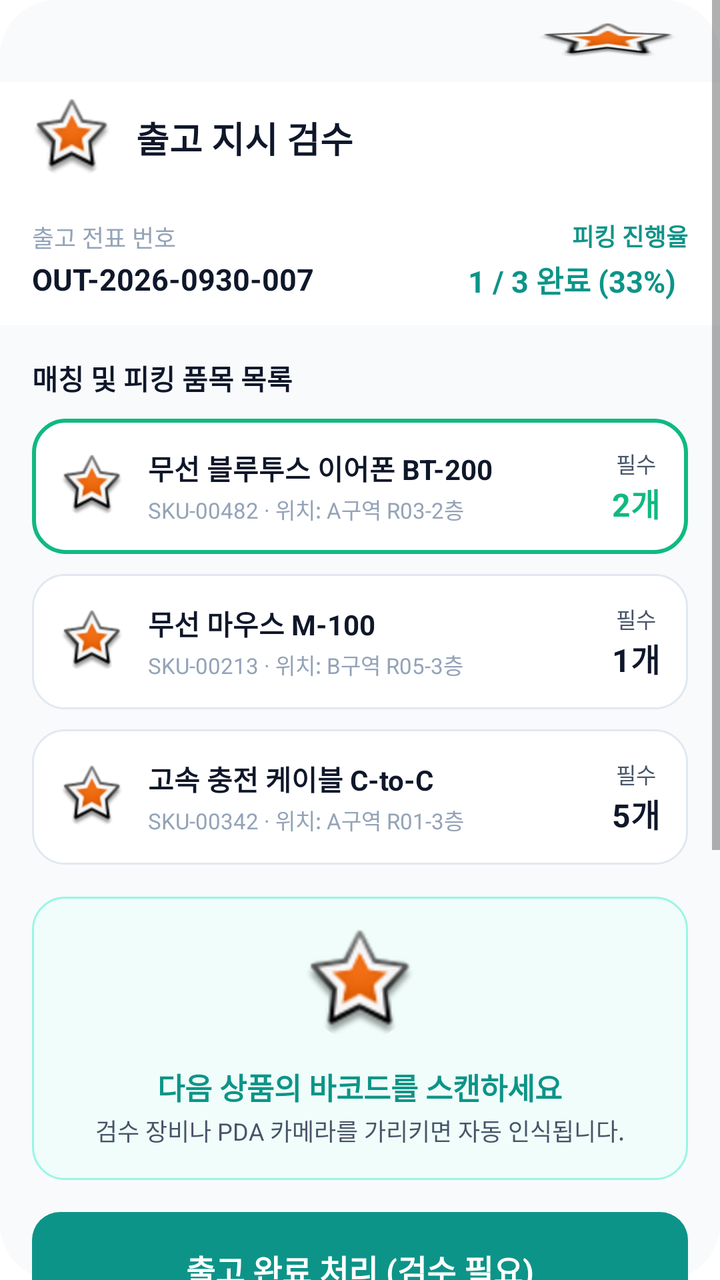
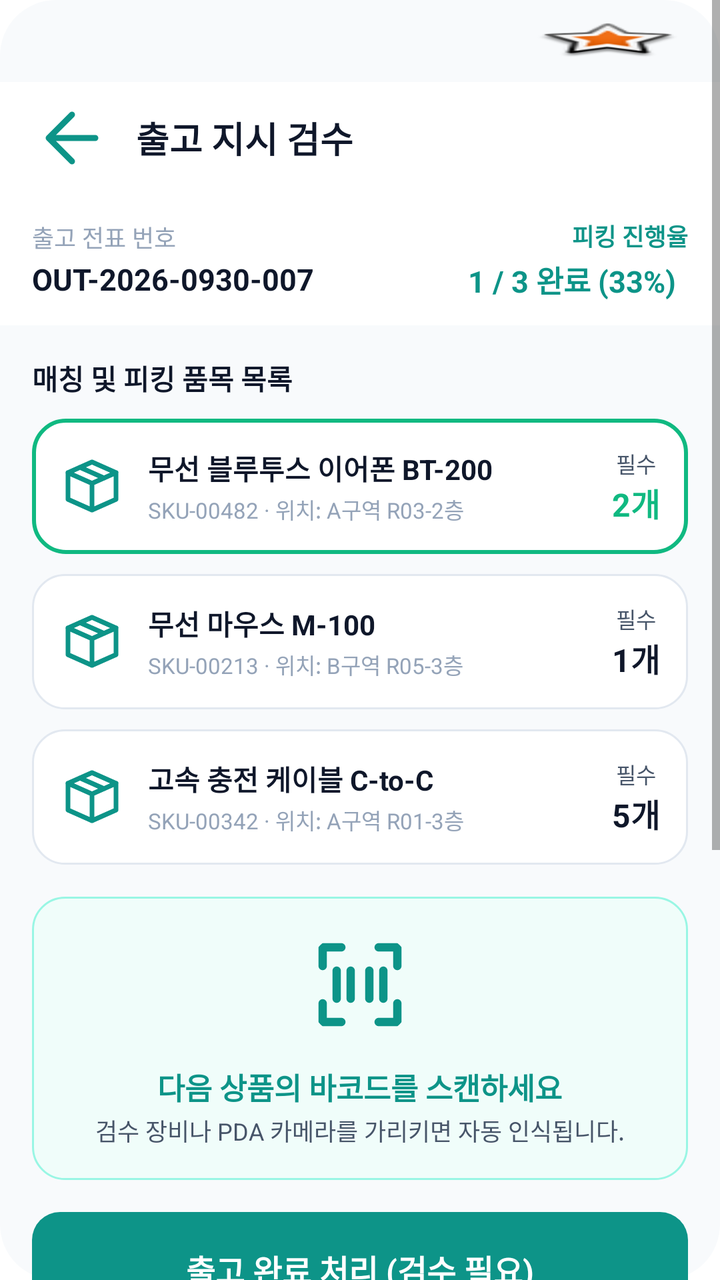

Compare the two renders of this Android layout. The source of the first and the diff that turns it into the second are given below.
<!-- AndroidManifest.xml: application theme Theme.MaterialComponents.DayNight.NoActionBar -->
<!-- res/layout/activity_outbound.xml -->
<LinearLayout 
	xmlns:android="http://schemas.android.com/apk/res/android"
	xmlns:tools="http://schemas.android.com/tools"
	xmlns:app="http://schemas.android.com/apk/res-auto"
	android:background="#FFFFFF"
	android:clipChildren="false"
	android:clipToPadding="false"
	android:orientation="vertical"
	android:layout_width="match_parent"
	android:layout_height="match_parent">
	<ScrollView 
		android:clipChildren="false"
		android:clipToPadding="false"
		android:id="@+id/rg9l3u9hlog"
		android:layout_width="match_parent"
		android:layout_height="wrap_content"
		android:layout_weight="1"
		android:background="@drawable/cr28bf8fafc">
		<LinearLayout
			android:layout_width="match_parent"
			android:layout_height="match_parent"
			android:clipChildren="false"
			android:clipToPadding="false"
			android:orientation="vertical">
			<LinearLayout
				android:id="@+id/rmgfwto4f5m"
				android:layout_width="match_parent"
				android:layout_height="wrap_content"
				android:layout_marginBottom="183dp"
				android:orientation="vertical">
				<LinearLayout
					android:id="@+id/roprjnbtnvra"
					android:layout_width="match_parent"
					android:layout_height="wrap_content"
					android:gravity="center_vertical"
					android:paddingVertical="11dp"
					android:paddingHorizontal="20dp"
					android:orientation="horizontal">
					<TextView
						android:id="@+id/rp2s3bkfvc5"
						android:textColor="#0F172A"
						android:textSize="14sp"
						android:textStyle="bold"
						android:layout_height="wrap_content"
						android:layout_width="wrap_content"
						android:text=""
					/>
					<View
						android:layout_width="0dp"
						android:layout_height="0dp"
						android:layout_weight="1"
					 />
					<ImageView
						android:id="@+id/ry7xnxvpctk"
						android:layout_width="72dp"
						android:layout_height="18dp"
						android:src="@android:drawable/star_big_on"
						android:scaleType="fitXY"
					/>
				</LinearLayout>
				<LinearLayout
					android:id="@+id/rinw3oe9e99h"
					android:layout_width="match_parent"
					android:layout_height="wrap_content"
					android:gravity="center_vertical"
					android:background="#FFFFFF"
					android:paddingVertical="8dp"
					android:paddingLeft="16dp"
					android:orientation="horizontal">
					<com.google.android.material.imageview.ShapeableImageView
						android:id="@+id/rep2pggs7s9"
						app:shapeAppearanceOverlay="@style/cr20"
						android:layout_width="40dp"
						android:layout_height="40dp"
						android:layout_marginEnd="12dp"
						android:src="@android:drawable/star_big_on"
						android:scaleType="fitXY"
					/>
					<TextView
						android:id="@+id/rhe13sk1qzqr"
						android:textColor="#0F172A"
						android:textSize="18sp"
						android:textStyle="bold"
						android:layout_height="wrap_content"
						android:layout_width="wrap_content"
						android:text="출고 지시 검수"
					/>
				</LinearLayout>
				<LinearLayout
					android:id="@+id/r6m48idew5y"
					android:layout_width="match_parent"
					android:layout_height="wrap_content"
					android:gravity="center_vertical"
					android:background="#FFFFFF"
					android:paddingVertical="12dp"
					android:paddingHorizontal="16dp"
					android:orientation="horizontal">
					<LinearLayout
						android:id="@+id/rjndf5sxx9d"
						android:layout_width="wrap_content"
						android:layout_height="wrap_content"
						android:orientation="vertical">
						<TextView
							android:id="@+id/r4y523k6o6mj"
							android:textColor="#94A3B8"
							android:textSize="12sp"
							android:layout_marginBottom="2dp"
							android:layout_marginEnd="94dp"
							android:layout_height="wrap_content"
							android:layout_width="wrap_content"
							android:text="출고 전표 번호"
						/>
						<TextView
							android:id="@+id/r9t8qxi7kf3h"
							android:textColor="#0F172A"
							android:textSize="15sp"
							android:textStyle="bold"
							android:layout_height="wrap_content"
							android:layout_width="wrap_content"
							android:text="OUT-2026-0930-007"
						/>
					</LinearLayout>
					<View
						android:layout_width="0dp"
						android:layout_height="0dp"
						android:layout_weight="1"
					 />
					<LinearLayout
						android:id="@+id/rmenn3w193rb"
						android:layout_width="wrap_content"
						android:layout_height="wrap_content"
						android:orientation="vertical">
						<TextView
							android:id="@+id/r6j34glpydel"
							android:textColor="#0D9488"
							android:textSize="12sp"
							android:textStyle="bold"
							android:layout_marginBottom="2dp"
							android:layout_marginStart="52dp"
							android:layout_height="wrap_content"
							android:layout_width="wrap_content"
							android:text="피킹 진행율"
						/>
						<TextView
							android:id="@+id/r7xhv0u114x"
							android:textColor="#0D9488"
							android:textSize="15sp"
							android:textStyle="bold"
							android:layout_height="wrap_content"
							android:layout_width="wrap_content"
							android:text="1 / 3 완료 (33%)"
						/>
					</LinearLayout>
				</LinearLayout>
				<LinearLayout
					android:id="@+id/rk4tu0szqe1"
					android:layout_width="match_parent"
					android:layout_height="wrap_content"
					android:padding="16dp"
					android:orientation="vertical">
					<LinearLayout
						android:id="@+id/r3by928kzlqm"
						android:layout_width="match_parent"
						android:layout_height="wrap_content"
						android:layout_marginBottom="16dp"
						android:orientation="vertical">
						<TextView
							android:id="@+id/rc86fzei8una"
							android:textColor="#0F172A"
							android:textSize="14sp"
							android:textStyle="bold"
							android:layout_marginBottom="10dp"
							android:layout_height="wrap_content"
							android:layout_width="wrap_content"
							android:text="매칭 및 피킹 품목 목록"
						/>
						<LinearLayout
							android:id="@+id/r5igq6j590t8"
							android:layout_width="match_parent"
							android:layout_height="wrap_content"
							android:gravity="center_vertical"
							android:background="@drawable/s10b981sw2cr16bffffff"
							android:padding="14dp"
							android:layout_marginBottom="10dp"
							android:orientation="horizontal">
							<com.google.android.material.imageview.ShapeableImageView
								android:id="@+id/r1v53u96tfpeh"
								app:shapeAppearanceOverlay="@style/cr16"
								android:layout_width="32dp"
								android:layout_height="32dp"
								android:layout_marginEnd="12dp"
								android:src="@android:drawable/star_big_on"
								android:scaleType="fitXY"
							/>
							<LinearLayout
								android:id="@+id/r1kpvqetrij7"
								android:layout_width="0dp"
								android:layout_height="wrap_content"
								android:layout_weight="1"
								android:layout_marginEnd="12dp"
								android:orientation="vertical">
								<TextView
									android:id="@+id/r3xsv3gv72oe"
									android:textColor="#0F172A"
									android:textSize="14sp"
									android:textStyle="bold"
									android:layout_marginBottom="2dp"
									android:layout_height="wrap_content"
									android:layout_width="wrap_content"
									android:text="무선 블루투스 이어폰 BT-200"
								/>
								<TextView
									android:id="@+id/r8eouvwtwrv5"
									android:textColor="#94A3B8"
									android:textSize="11sp"
									android:layout_height="wrap_content"
									android:layout_width="wrap_content"
									android:text="SKU-00482 · 위치: A구역 R03-2층"
								/>
							</LinearLayout>
							<LinearLayout
								android:id="@+id/rtgae1ok4pr7"
								android:layout_width="wrap_content"
								android:layout_height="wrap_content"
								android:gravity="center_horizontal"
								android:orientation="vertical">
								<TextView
									android:id="@+id/rrkp1vz65mgh"
									android:textColor="#475569"
									android:textSize="11sp"
									android:layout_height="wrap_content"
									android:layout_width="wrap_content"
									android:text="필수"
								/>
								<TextView
									android:id="@+id/rgxohgzo0xq5"
									android:textColor="#10B981"
									android:textSize="16sp"
									android:textStyle="bold"
									android:layout_height="wrap_content"
									android:layout_width="wrap_content"
									android:text="2개"
								/>
							</LinearLayout>
						</LinearLayout>
						<LinearLayout
							android:id="@+id/r2qsurayx20a"
							android:layout_width="match_parent"
							android:layout_height="wrap_content"
							android:gravity="center_vertical"
							android:background="@drawable/se2e8f0sw1cr16bffffff"
							android:padding="14dp"
							android:layout_marginBottom="10dp"
							android:orientation="horizontal">
							<com.google.android.material.imageview.ShapeableImageView
								android:id="@+id/r6hug2nahgfo"
								app:shapeAppearanceOverlay="@style/cr16"
								android:layout_width="32dp"
								android:layout_height="32dp"
								android:layout_marginEnd="12dp"
								android:src="@android:drawable/star_big_on"
								android:scaleType="fitXY"
							/>
							<LinearLayout
								android:id="@+id/rzvgrivb2wpg"
								android:layout_width="0dp"
								android:layout_height="wrap_content"
								android:layout_weight="1"
								android:layout_marginEnd="12dp"
								android:orientation="vertical">
								<TextView
									android:id="@+id/rznlopo00egl"
									android:textColor="#0F172A"
									android:textSize="14sp"
									android:textStyle="bold"
									android:layout_marginBottom="2dp"
									android:layout_height="wrap_content"
									android:layout_width="wrap_content"
									android:text="무선 마우스 M-100"
								/>
								<TextView
									android:id="@+id/rq3uvyoipodo"
									android:textColor="#94A3B8"
									android:textSize="11sp"
									android:layout_height="wrap_content"
									android:layout_width="wrap_content"
									android:text="SKU-00213 · 위치: B구역 R05-3층"
								/>
							</LinearLayout>
							<LinearLayout
								android:id="@+id/r3kcqw3s938t"
								android:layout_width="wrap_content"
								android:layout_height="wrap_content"
								android:gravity="center_horizontal"
								android:orientation="vertical">
								<TextView
									android:id="@+id/rc0pni03fu49"
									android:textColor="#475569"
									android:textSize="11sp"
									android:layout_height="wrap_content"
									android:layout_width="wrap_content"
									android:text="필수"
								/>
								<TextView
									android:id="@+id/remjj393zhbo"
									android:textColor="#0F172A"
									android:textSize="16sp"
									android:textStyle="bold"
									android:layout_height="wrap_content"
									android:layout_width="wrap_content"
									android:text="1개"
								/>
							</LinearLayout>
						</LinearLayout>
						<LinearLayout
							android:id="@+id/rwa1759xghep"
							android:layout_width="match_parent"
							android:layout_height="wrap_content"
							android:gravity="center_vertical"
							android:background="@drawable/se2e8f0sw1cr16bffffff"
							android:padding="14dp"
							android:orientation="horizontal">
							<com.google.android.material.imageview.ShapeableImageView
								android:id="@+id/r5lof4r5ar9x"
								app:shapeAppearanceOverlay="@style/cr16"
								android:layout_width="32dp"
								android:layout_height="32dp"
								android:layout_marginEnd="12dp"
								android:src="@android:drawable/star_big_on"
								android:scaleType="fitXY"
							/>
							<LinearLayout
								android:id="@+id/r1em6qvbjngh"
								android:layout_width="0dp"
								android:layout_height="wrap_content"
								android:layout_weight="1"
								android:layout_marginEnd="12dp"
								android:orientation="vertical">
								<TextView
									android:id="@+id/rkeemg9jgpz"
									android:textColor="#0F172A"
									android:textSize="14sp"
									android:textStyle="bold"
									android:layout_marginBottom="2dp"
									android:layout_height="wrap_content"
									android:layout_width="wrap_content"
									android:text="고속 충전 케이블 C-to-C"
								/>
								<TextView
									android:id="@+id/rwrvk5c1kayb"
									android:textColor="#94A3B8"
									android:textSize="11sp"
									android:layout_height="wrap_content"
									android:layout_width="wrap_content"
									android:text="SKU-00342 · 위치: A구역 R01-3층"
								/>
							</LinearLayout>
							<LinearLayout
								android:id="@+id/rxln636flgrd"
								android:layout_width="wrap_content"
								android:layout_height="wrap_content"
								android:gravity="center_horizontal"
								android:orientation="vertical">
								<TextView
									android:id="@+id/r0utunyeec5n"
									android:textColor="#475569"
									android:textSize="11sp"
									android:layout_height="wrap_content"
									android:layout_width="wrap_content"
									android:text="필수"
								/>
								<TextView
									android:id="@+id/r1lw4su3s2eh"
									android:textColor="#0F172A"
									android:textSize="16sp"
									android:textStyle="bold"
									android:layout_height="wrap_content"
									android:layout_width="wrap_content"
									android:text="5개"
								/>
							</LinearLayout>
						</LinearLayout>
					</LinearLayout>
					<LinearLayout
						android:id="@+id/rp108rvp1umq"
						android:layout_width="match_parent"
						android:layout_height="wrap_content"
						android:gravity="center_horizontal"
						android:background="@drawable/s99f6e4sw1cr16bf0fdfa"
						android:paddingVertical="16dp"
						android:layout_marginBottom="16dp"
						android:orientation="vertical">
						<com.google.android.material.imageview.ShapeableImageView
							android:id="@+id/rd65dghpoomg"
							app:shapeAppearanceOverlay="@style/cr28"
							android:layout_width="56dp"
							android:layout_height="56dp"
							android:layout_marginBottom="12dp"
							android:src="@android:drawable/star_big_on"
							android:scaleType="fitXY"
						/>
						<LinearLayout
							android:id="@+id/r6vm5pvxvfli"
							android:layout_width="wrap_content"
							android:layout_height="wrap_content"
							android:gravity="center_horizontal"
							android:orientation="vertical">
							<TextView
								android:id="@+id/ros9dm5rio8"
								android:textColor="#0D9488"
								android:textSize="15sp"
								android:textStyle="bold"
								android:layout_marginBottom="2dp"
								android:layout_height="wrap_content"
								android:layout_width="wrap_content"
								android:text="다음 상품의 바코드를 스캔하세요"
							/>
							<TextView
								android:id="@+id/rs76ns4ilwt"
								android:textColor="#475569"
								android:textSize="12sp"
								android:layout_height="wrap_content"
								android:layout_width="wrap_content"
								android:text="검수 장비나 PDA 카메라를 가리키면 자동 인식됩니다."
							/>
						</LinearLayout>
					</LinearLayout>
					<LinearLayout
						android:id="@+id/rvvvv7svavpf"
						android:layout_width="match_parent"
						android:layout_height="wrap_content"
						android:gravity="center_horizontal"
						android:orientation="vertical">
						<LinearLayout
							android:id="@+id/rgctjrpsbkzw"
							android:layout_width="match_parent"
							android:layout_height="wrap_content"
							android:gravity="center_horizontal"
							android:background="@drawable/cr14b0d9488"
							android:paddingVertical="17dp"
							android:layout_marginBottom="8dp"
							android:clickable="true"
							android:focusable="true"
							android:orientation="vertical">
							<TextView
								android:id="@+id/rijwhiaw1zu"
								android:textColor="#FFFFFF"
								android:textSize="16sp"
								android:textStyle="bold"
								android:layout_height="wrap_content"
								android:layout_width="wrap_content"
								android:text="출고 완료 처리 (검수 필요)"
							/>
						</LinearLayout>
						<TextView
							android:id="@+id/r5u1hlie2a0o"
							android:textColor="#94A3B8"
							android:textSize="12sp"
							android:layout_height="wrap_content"
							android:layout_width="wrap_content"
							android:text="모든 품목의 바코드 매칭 검수가 완료되면 활성화됩니다."
						/>
					</LinearLayout>
				</LinearLayout>
			</LinearLayout>
			<RelativeLayout
				android:id="@+id/r7lz6vyurchs"
				android:layout_width="match_parent"
				android:layout_height="wrap_content"
				android:clipChildren="false"
				android:clipToPadding="false"
				>
				<LinearLayout
					android:layout_width="match_parent"
					android:layout_height="wrap_content"
					android:clipChildren="false"
					android:clipToPadding="false"
					android:orientation="vertical">
					<LinearLayout
						android:id="@+id/rr9lzev3tmv"
						android:layout_width="match_parent"
						android:layout_height="wrap_content"
						android:background="#FFFFFF"
						android:paddingHorizontal="12dp"
						android:orientation="horizontal">
						<ImageView
							android:id="@+id/rupecyf80hng"
							android:layout_width="0dp"
							android:layout_height="52dp"
							android:layout_weight="1"
							android:layout_marginVertical="12dp"
							android:layout_marginEnd="44dp"
							android:src="@android:drawable/star_big_on"
							android:scaleType="fitXY"
						/>
						<LinearLayout
							android:id="@+id/rjw1ckivpyn"
							android:layout_width="0dp"
							android:layout_height="wrap_content"
							android:layout_weight="1"
							android:gravity="center_horizontal"
							android:paddingVertical="6dp"
							android:layout_marginTop="12dp"
							android:layout_marginEnd="11dp"
							android:orientation="vertical">
							<ImageView
								android:id="@+id/rekv9uq0l63"
								android:layout_width="22dp"
								android:layout_height="22dp"
								android:layout_marginBottom="4dp"
								android:src="@android:drawable/star_big_on"
								android:scaleType="fitXY"
							/>
							<TextView
								android:id="@+id/re72xrujssnw"
								android:textColor="#475569"
								android:textSize="11sp"
								android:layout_height="wrap_content"
								android:layout_width="wrap_content"
								android:text="재고"
							/>
						</LinearLayout>
						<TextView
							android:id="@+id/rql1c1xivai"
							android:textColor="#0D9488"
							android:textSize="11sp"
							android:textStyle="bold"
							android:layout_marginTop="40dp"
							android:layout_marginEnd="13dp"
							android:layout_height="wrap_content"
							android:layout_width="wrap_content"
							android:text="스캔"
						/>
						<LinearLayout
							android:id="@+id/r54ce1bp910u"
							android:layout_width="0dp"
							android:layout_height="wrap_content"
							android:layout_weight="1"
							android:gravity="center_horizontal"
							android:paddingVertical="6dp"
							android:layout_marginTop="12dp"
							android:layout_marginEnd="44dp"
							android:orientation="vertical">
							<ImageView
								android:id="@+id/rzc8j53k4txk"
								android:layout_width="22dp"
								android:layout_height="22dp"
								android:layout_marginBottom="4dp"
								android:src="@android:drawable/star_big_on"
								android:scaleType="fitXY"
							/>
							<TextView
								android:id="@+id/r9cn57bmo234"
								android:textColor="#0D9488"
								android:textSize="11sp"
								android:textStyle="bold"
								android:layout_height="wrap_content"
								android:layout_width="wrap_content"
								android:text="작업"
							/>
						</LinearLayout>
						<LinearLayout
							android:id="@+id/rd76lyutvd04"
							android:layout_width="0dp"
							android:layout_height="wrap_content"
							android:layout_weight="1"
							android:gravity="center_horizontal"
							android:paddingVertical="6dp"
							android:layout_marginTop="12dp"
							android:orientation="vertical">
							<ImageView
								android:id="@+id/r5uucu5qjq35"
								android:layout_width="22dp"
								android:layout_height="22dp"
								android:layout_marginBottom="4dp"
								android:src="@android:drawable/star_big_on"
								android:scaleType="fitXY"
							/>
							<TextView
								android:id="@+id/rbmxmzy5lnb"
								android:textColor="#475569"
								android:textSize="11sp"
								android:layout_height="wrap_content"
								android:layout_width="wrap_content"
								android:text="더보기"
							/>
						</LinearLayout>
					</LinearLayout>
				</LinearLayout>
				<LinearLayout
					android:id="@+id/rb6kxrsr42q"
					android:layout_marginTop="-17dp"
					android:layout_width="wrap_content"
					android:layout_height="wrap_content"
					android:layout_centerHorizontal="true"
					android:gravity="center_horizontal"
					android:clipChildren="false"
					android:clipToPadding="false"
					android:orientation="vertical">
					<com.google.android.material.imageview.ShapeableImageView
						android:id="@+id/rh36zxy9qo29"
						app:shapeAppearanceOverlay="@style/cr29"
						android:layout_width="58dp"
						android:layout_height="58dp"
						android:src="@android:drawable/star_big_on"
						android:scaleType="fitXY"
					/>
				</LinearLayout>
			</RelativeLayout>
		</LinearLayout>
	</ScrollView>
</LinearLayout>
<!-- resources referenced by this layout -->
<resources>
  <style name="cr16">
  		<item name="cornerSize">16dp</item>
  	</style>
  <style name="cr20">
  		<item name="cornerSize">20dp</item>
  	</style>
  <style name="cr28">
  		<item name="cornerSize">28dp</item>
  	</style>
  <style name="cr29">
  		<item name="cornerSize">29dp</item>
  	</style>
  <!-- unchanged entries left out for length: 5 -->
</resources>

<!-- the commit's change to res/layout/activity_outbound.xml (unified diff, before → after) -->
@@ -73,8 +73,8 @@
 						android:layout_width="40dp"
 						android:layout_height="40dp"
 						android:layout_marginEnd="12dp"
-						android:src="@android:drawable/star_big_on"
-						android:scaleType="fitXY"
+						android:src="@drawable/ic_inven_back"
+						android:scaleType="fitCenter"
 					/>
 					<TextView
 						android:id="@+id/rhe13sk1qzqr"
@@ -189,8 +189,8 @@
 								android:layout_width="32dp"
 								android:layout_height="32dp"
 								android:layout_marginEnd="12dp"
-								android:src="@android:drawable/star_big_on"
-								android:scaleType="fitXY"
+								android:src="@drawable/ic_inven_inventory"
+								android:scaleType="fitCenter"
 							/>
 							<LinearLayout
 								android:id="@+id/r1kpvqetrij7"
@@ -258,8 +258,8 @@
 								android:layout_width="32dp"
 								android:layout_height="32dp"
 								android:layout_marginEnd="12dp"
-								android:src="@android:drawable/star_big_on"
-								android:scaleType="fitXY"
+								android:src="@drawable/ic_inven_inventory"
+								android:scaleType="fitCenter"
 							/>
 							<LinearLayout
 								android:id="@+id/rzvgrivb2wpg"
@@ -326,8 +326,8 @@
 								android:layout_width="32dp"
 								android:layout_height="32dp"
 								android:layout_marginEnd="12dp"
-								android:src="@android:drawable/star_big_on"
-								android:scaleType="fitXY"
+								android:src="@drawable/ic_inven_inventory"
+								android:scaleType="fitCenter"
 							/>
 							<LinearLayout
 								android:id="@+id/r1em6qvbjngh"
@@ -396,8 +396,8 @@
 							android:layout_width="56dp"
 							android:layout_height="56dp"
 							android:layout_marginBottom="12dp"
-							android:src="@android:drawable/star_big_on"
-							android:scaleType="fitXY"
+							android:src="@drawable/ic_inven_barcode"
+							android:scaleType="fitCenter"
 						/>
 						<LinearLayout
 							android:id="@+id/r6vm5pvxvfli"
@@ -483,15 +483,21 @@
 						android:background="#FFFFFF"
 						android:paddingHorizontal="12dp"
 						android:orientation="horizontal">
-						<ImageView
+						<TextView
 							android:id="@+id/rupecyf80hng"
 							android:layout_width="0dp"
 							android:layout_height="52dp"
 							android:layout_weight="1"
 							android:layout_marginVertical="12dp"
 							android:layout_marginEnd="44dp"
-							android:src="@android:drawable/star_big_on"
-							android:scaleType="fitXY"
+							android:gravity="center"
+							android:paddingVertical="5dp"
+							android:drawableTop="@drawable/ic_inven_home"
+							android:drawableTint="#475569"
+							android:drawablePadding="3dp"
+							android:text="홈"
+							android:textSize="11sp"
+							android:textColor="#475569"
 						/>
 						<LinearLayout
 							android:id="@+id/rjw1ckivpyn"
@@ -508,8 +514,9 @@
 								android:layout_width="22dp"
 								android:layout_height="22dp"
 								android:layout_marginBottom="4dp"
-								android:src="@android:drawable/star_big_on"
-								android:scaleType="fitXY"
+								android:src="@drawable/ic_inven_inventory"
+								android:tint="#475569"
+								android:scaleType="fitCenter"
 							/>
 							<TextView
 								android:id="@+id/re72xrujssnw"
@@ -546,8 +553,9 @@
 								android:layout_width="22dp"
 								android:layout_height="22dp"
 								android:layout_marginBottom="4dp"
-								android:src="@android:drawable/star_big_on"
-								android:scaleType="fitXY"
+								android:src="@drawable/ic_inven_work"
+								android:tint="#475569"
+								android:scaleType="fitCenter"
 							/>
 							<TextView
 								android:id="@+id/r9cn57bmo234"
@@ -573,8 +581,9 @@
 								android:layout_width="22dp"
 								android:layout_height="22dp"
 								android:layout_marginBottom="4dp"
-								android:src="@android:drawable/star_big_on"
-								android:scaleType="fitXY"
+								android:src="@drawable/ic_inven_more"
+								android:tint="#475569"
+								android:scaleType="fitCenter"
 							/>
 							<TextView
 								android:id="@+id/rbmxmzy5lnb"
@@ -602,8 +611,9 @@
 						app:shapeAppearanceOverlay="@style/cr29"
 						android:layout_width="58dp"
 						android:layout_height="58dp"
-						android:src="@android:drawable/star_big_on"
-						android:scaleType="fitXY"
+						android:src="@drawable/ic_inven_scan_fab"
+						android:contentDescription="바코드 스캔"
+						android:scaleType="fitCenter"
 					/>
 				</LinearLayout>
 			</RelativeLayout>
<!-- resource entries referenced after the edit -->
@@ -1,5 +1,64 @@
 <!-- resources referenced by this layout -->
 <resources>
+  <!-- drawable ic_inven_back (drawable) -->
+  <vector xmlns:android="http://schemas.android.com/apk/res/android"
+      android:width="24dp" android:height="24dp"
+      android:viewportWidth="24" android:viewportHeight="24">
+      <path android:fillColor="#00000000" android:strokeColor="#0D9488"
+          android:strokeWidth="1.8" android:strokeLineCap="round" android:strokeLineJoin="round"
+          android:pathData="M19,12 H5 M12,5 L5,12 L12,19" />
+  </vector>
+  <!-- drawable ic_inven_barcode (drawable) -->
+  <vector xmlns:android="http://schemas.android.com/apk/res/android"
+      android:width="24dp" android:height="24dp"
+      android:viewportWidth="24" android:viewportHeight="24">
+      <path android:fillColor="#00000000" android:strokeColor="#0D9488"
+          android:strokeWidth="1.8" android:strokeLineCap="round" android:strokeLineJoin="round"
+          android:pathData="M8,4 H4 V8 M16,4 H20 V8 M8,20 H4 V16 M16,20 H20 V16 M7,9 V15 M10,9 V15 M14,9 V15 M17,9 V15" />
+  </vector>
+  <!-- drawable ic_inven_home (drawable) -->
+  <vector xmlns:android="http://schemas.android.com/apk/res/android"
+      android:width="24dp" android:height="24dp"
+      android:viewportWidth="24" android:viewportHeight="24">
+      <path android:fillColor="#00000000" android:strokeColor="#0D9488"
+          android:strokeWidth="1.8" android:strokeLineCap="round" android:strokeLineJoin="round"
+          android:pathData="M3,10 L12,3 L21,10 M5,9 V21 H19 V9 M10,21 V15 H14 V21" />
+  </vector>
+  <!-- drawable ic_inven_inventory (drawable) -->
+  <vector xmlns:android="http://schemas.android.com/apk/res/android"
+      android:width="24dp" android:height="24dp"
+      android:viewportWidth="24" android:viewportHeight="24">
+      <path android:fillColor="#00000000" android:strokeColor="#0D9488"
+          android:strokeWidth="1.8" android:strokeLineCap="round" android:strokeLineJoin="round"
+          android:pathData="M3,7 L12,3 L21,7 L12,11 Z M3,7 V17 L12,21 L21,17 V7 M12,11 V21 M7.5,5 L16.5,9" />
+  </vector>
+  <!-- drawable ic_inven_more (drawable) -->
+  <vector xmlns:android="http://schemas.android.com/apk/res/android"
+      android:width="24dp" android:height="24dp"
+      android:viewportWidth="24" android:viewportHeight="24">
+      <path android:fillColor="#00000000" android:strokeColor="#0D9488"
+          android:strokeWidth="2.7" android:strokeLineCap="round" android:strokeLineJoin="round"
+          android:pathData="M5,12 H5.01 M12,12 H12.01 M19,12 H19.01" />
+  </vector>
+  <!-- drawable ic_inven_scan_fab (drawable) -->
+  <vector xmlns:android="http://schemas.android.com/apk/res/android"
+      android:width="58dp" android:height="58dp"
+      android:viewportWidth="40" android:viewportHeight="40">
+      <path android:fillColor="#0D9488" android:pathData="M20,0 A20,20 0 1,1 20,40 A20,20 0 1,1 20,0 Z" />
+      <group android:translateX="8" android:translateY="8">
+          <path android:fillColor="#00000000" android:strokeColor="#FFFFFF"
+              android:strokeWidth="1.8" android:strokeLineCap="round" android:strokeLineJoin="round"
+              android:pathData="M8,4 H4 V8 M16,4 H20 V8 M8,20 H4 V16 M16,20 H20 V16 M7,9 V15 M10,9 V15 M14,9 V15 M17,9 V15" />
+      </group>
+  </vector>
+  <!-- drawable ic_inven_work (drawable) -->
+  <vector xmlns:android="http://schemas.android.com/apk/res/android"
+      android:width="24dp" android:height="24dp"
+      android:viewportWidth="24" android:viewportHeight="24">
+      <path android:fillColor="#00000000" android:strokeColor="#0D9488"
+          android:strokeWidth="1.8" android:strokeLineCap="round" android:strokeLineJoin="round"
+          android:pathData="M9,5 H6 A2,2 0 0,0 4,7 V20 A1,1 0 0,0 5,21 H19 A1,1 0 0,0 20,20 V7 A2,2 0 0,0 18,5 H15 M9,3 H15 V7 H9 Z M8,12 H16 M8,16 H14" />
+  </vector>
   <style name="cr16">
   		<item name="cornerSize">16dp</item>
   	</style>
